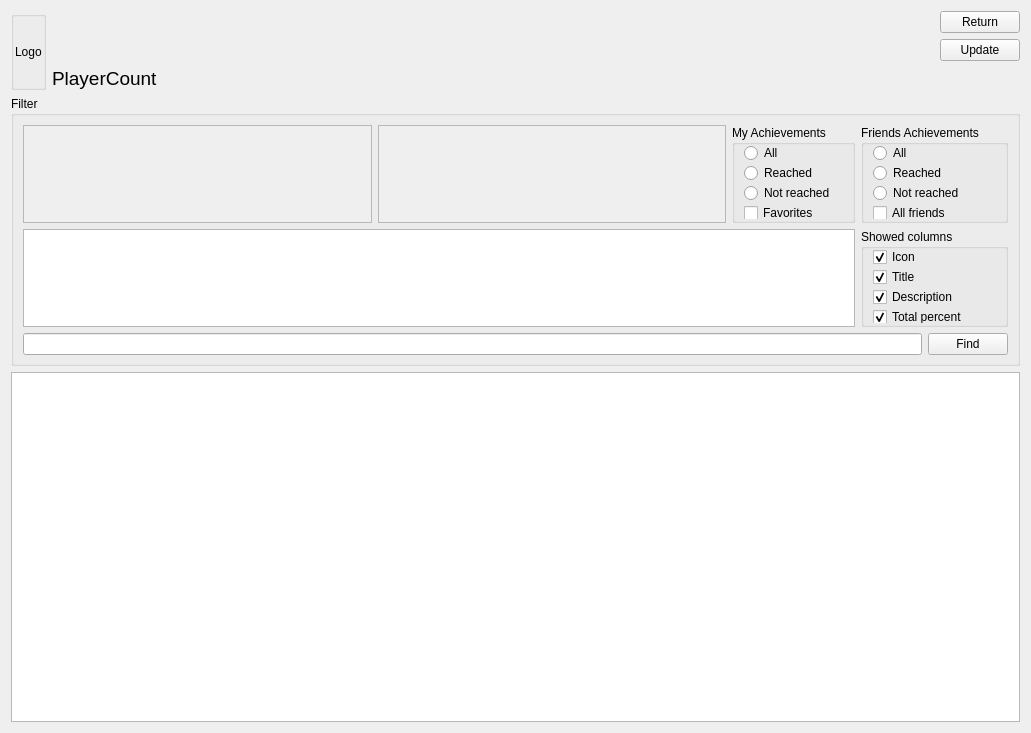
The window that AraSteamManager/formcompare.ui (Arankir/AraSteamManager) describes before a commit, drawn with Qt 5.
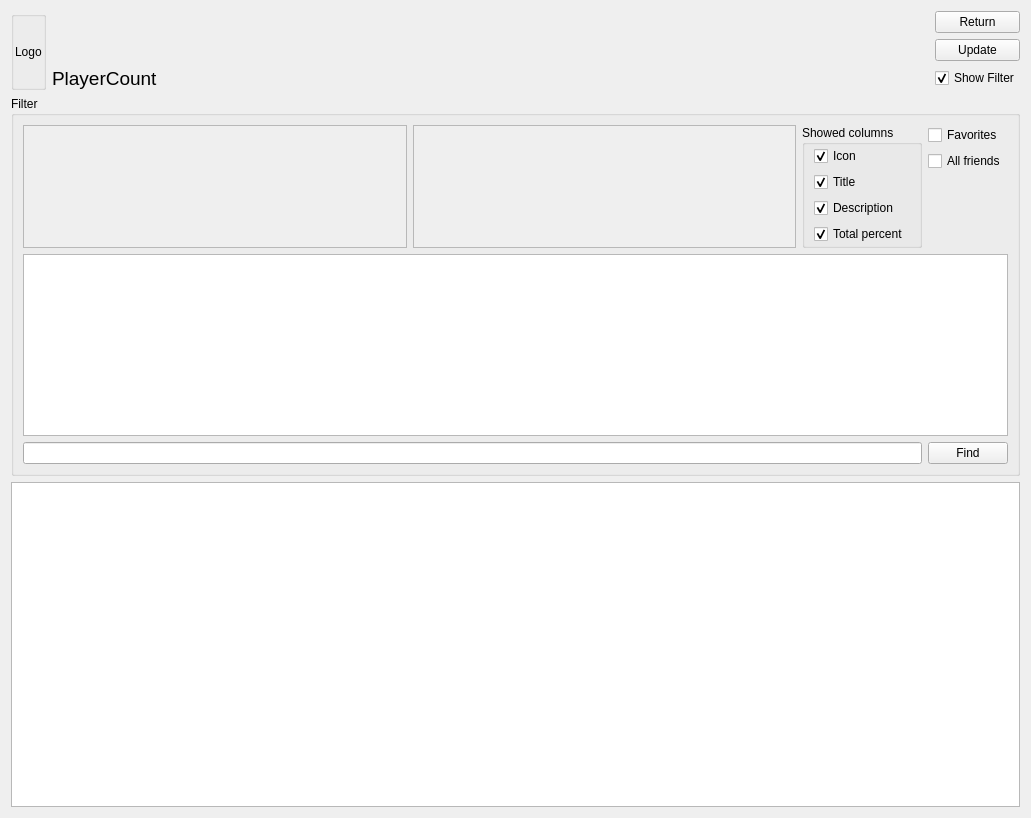
The same window after the commit.

The edit to the form file:
```diff
--- a/AraSteamManager/formcompare.ui
+++ b/AraSteamManager/formcompare.ui
@@ -7,7 +7,7 @@
     <x>0</x>
     <y>0</y>
     <width>1031</width>
-    <height>733</height>
+    <height>818</height>
    </rect>
   </property>
   <property name="windowTitle">
@@ -21,32 +21,46 @@
      </property>
     </widget>
    </item>
-   <item row="0" column="4">
-    <widget class="QPushButton" name="FormCompareButtonReturn">
-     <property name="text">
-      <string>Return</string>
+   <item row="0" column="0" rowspan="3" colspan="2">
+    <widget class="QGroupBox" name="groupBox">
+     <property name="title">
+      <string/>
      </property>
+     <layout class="QGridLayout" name="gridLayout_5">
+      <property name="sizeConstraint">
+       <enum>QLayout::SetMinimumSize</enum>
+      </property>
+      <property name="leftMargin">
+       <number>1</number>
+      </property>
+      <property name="topMargin">
+       <number>1</number>
+      </property>
+      <property name="rightMargin">
+       <number>1</number>
+      </property>
+      <property name="bottomMargin">
+       <number>1</number>
+      </property>
+      <property name="spacing">
+       <number>1</number>
+      </property>
+      <item row="0" column="0">
+       <widget class="QLabel" name="FormCompareLabelLogo">
+        <property name="text">
+         <string>Logo</string>
+        </property>
+       </widget>
+      </item>
+     </layout>
     </widget>
    </item>
-   <item row="0" column="2">
-    <spacer name="horizontalSpacer">
-     <property name="orientation">
-      <enum>Qt::Horizontal</enum>
-     </property>
-     <property name="sizeHint" stdset="0">
-      <size>
-       <width>0</width>
-       <height>0</height>
-      </size>
-     </property>
-    </spacer>
-   </item>
    <item row="3" column="0" colspan="5">
     <widget class="QGroupBox" name="FormCompareGroupBoxFilter">
      <property name="maximumSize">
       <size>
        <width>16777215</width>
-       <height>270</height>
+       <height>380</height>
       </size>
      </property>
      <property name="accessibleName">
@@ -56,90 +70,31 @@
       <string>Filter</string>
      </property>
      <layout class="QGridLayout" name="gridLayout_3">
-      <item row="3" column="4">
+      <item row="4" column="5">
        <widget class="QPushButton" name="FormCompareButtonFind">
         <property name="text">
          <string>Find</string>
         </property>
        </widget>
       </item>
-      <item row="2" column="0" colspan="3">
-       <widget class="QTableWidget" name="FormCompareTableWidgetFriends">
-        <property name="maximumSize">
-         <size>
-          <width>16777215</width>
-          <height>100</height>
-         </size>
+      <item row="0" column="5">
+       <widget class="QCheckBox" name="FormCompareCheckBoxFavorites">
+        <property name="text">
+         <string>Favorites</string>
         </property>
-        <property name="editTriggers">
-         <set>QAbstractItemView::NoEditTriggers</set>
-        </property>
-        <property name="showGrid">
-         <bool>false</bool>
-        </property>
        </widget>
       </item>
-      <item row="0" column="3" colspan="2">
-       <widget class="QGroupBox" name="FormCompareGroupBoxFriendsA">
-        <property name="title">
-         <string>Friends Achievements</string>
-        </property>
-        <layout class="QGridLayout" name="gridLayout_2">
-         <property name="topMargin">
-          <number>1</number>
-         </property>
-         <property name="bottomMargin">
-          <number>1</number>
-         </property>
-         <item row="0" column="0">
-          <widget class="QRadioButton" name="FormCompareRadioButtonFriendsAll">
-           <property name="text">
-            <string>All</string>
-           </property>
-          </widget>
-         </item>
-         <item row="1" column="0">
-          <widget class="QRadioButton" name="FormCompareRadioButtonFriendsReached">
-           <property name="text">
-            <string>Reached</string>
-           </property>
-          </widget>
-         </item>
-         <item row="2" column="0">
-          <widget class="QRadioButton" name="FormCompareRadioButtonFriendsNotReached">
-           <property name="text">
-            <string>Not reached</string>
-           </property>
-          </widget>
-         </item>
-         <item row="3" column="0">
-          <widget class="QCheckBox" name="FormCompareCheckBoxAllFriends">
-           <property name="text">
-            <string>All friends</string>
-           </property>
-          </widget>
-         </item>
-        </layout>
-       </widget>
+      <item row="4" column="0" colspan="5">
+       <widget class="QLineEdit" name="FormCompareLineEditFind"/>
       </item>
-      <item row="0" column="0">
-       <widget class="QScrollArea" name="FormCompareScrollAreaCategoriesComboBox">
-        <property name="widgetResizable">
-         <bool>true</bool>
+      <item row="1" column="5">
+       <widget class="QCheckBox" name="FormCompareCheckBoxAllFriends">
+        <property name="text">
+         <string>All friends</string>
         </property>
-        <widget class="QWidget" name="scrollAreaWidgetContents_2">
-         <property name="geometry">
-          <rect>
-           <x>0</x>
-           <y>0</y>
-           <width>360</width>
-           <height>96</height>
-          </rect>
-         </property>
-        </widget>
        </widget>
       </item>
-      <item row="2" column="3" colspan="2">
+      <item row="0" column="2" rowspan="3" colspan="3">
        <widget class="QGroupBox" name="FormCompareGroupBoxShowedColumns">
         <property name="title">
          <string>Showed columns</string>
@@ -194,7 +149,7 @@
         </layout>
        </widget>
       </item>
-      <item row="0" column="1">
+      <item row="0" column="1" rowspan="3">
        <widget class="QScrollArea" name="FormCompareScrollAreaCategoriesCheckBox">
         <property name="widgetResizable">
          <bool>true</bool>
@@ -204,99 +159,62 @@
           <rect>
            <x>0</x>
            <y>0</y>
-           <width>360</width>
-           <height>96</height>
+           <width>387</width>
+           <height>117</height>
           </rect>
          </property>
         </widget>
        </widget>
       </item>
-      <item row="3" column="0" colspan="4">
-       <widget class="QLineEdit" name="FormCompareLineEditFind"/>
-      </item>
-      <item row="0" column="2">
-       <widget class="QGroupBox" name="FormCompareGroupBoxMyA">
-        <property name="title">
-         <string>My Achievements</string>
+      <item row="0" column="0" rowspan="3">
+       <widget class="QScrollArea" name="FormCompareScrollAreaCategoriesComboBox">
+        <property name="widgetResizable">
+         <bool>true</bool>
         </property>
-        <layout class="QGridLayout" name="gridLayout">
-         <property name="topMargin">
-          <number>1</number>
+        <widget class="QWidget" name="scrollAreaWidgetContents_2">
+         <property name="geometry">
+          <rect>
+           <x>0</x>
+           <y>0</y>
+           <width>387</width>
+           <height>117</height>
+          </rect>
          </property>
-         <property name="bottomMargin">
-          <number>1</number>
-         </property>
-         <item row="0" column="0">
-          <widget class="QRadioButton" name="FormCompareRadioButtonMyAll">
-           <property name="text">
-            <string>All</string>
-           </property>
-          </widget>
-         </item>
-         <item row="1" column="0">
-          <widget class="QRadioButton" name="FormCompareRadioButtonMyReached">
-           <property name="text">
-            <string>Reached</string>
-           </property>
-          </widget>
-         </item>
-         <item row="2" column="0">
-          <widget class="QRadioButton" name="FormCompareRadioButtonMyNotReached">
-           <property name="text">
-            <string>Not reached</string>
-           </property>
-          </widget>
-         </item>
-         <item row="3" column="0">
-          <widget class="QCheckBox" name="FormCompareCheckBoxFavorites">
-           <property name="text">
-            <string>Favorites</string>
-           </property>
-          </widget>
-         </item>
-        </layout>
+        </widget>
        </widget>
       </item>
-     </layout>
-    </widget>
-   </item>
-   <item row="4" column="0" colspan="5">
-    <widget class="QTableWidget" name="FormCompareTableWidget"/>
-   </item>
-   <item row="0" column="0" rowspan="3" colspan="2">
-    <widget class="QGroupBox" name="groupBox">
-     <property name="title">
-      <string/>
-     </property>
-     <layout class="QGridLayout" name="gridLayout_5">
-      <property name="sizeConstraint">
-       <enum>QLayout::SetMinimumSize</enum>
-      </property>
-      <property name="leftMargin">
-       <number>1</number>
-      </property>
-      <property name="topMargin">
-       <number>1</number>
-      </property>
-      <property name="rightMargin">
-       <number>1</number>
-      </property>
-      <property name="bottomMargin">
-       <number>1</number>
-      </property>
-      <property name="spacing">
-       <number>1</number>
-      </property>
-      <item row="0" column="0">
-       <widget class="QLabel" name="FormCompareLabelLogo">
-        <property name="text">
-         <string>Logo</string>
+      <item row="3" column="0" colspan="6">
+       <widget class="QTableWidget" name="FormCompareTableWidgetFriends">
+        <property name="maximumSize">
+         <size>
+          <width>16777215</width>
+          <height>300</height>
+         </size>
         </property>
+        <property name="editTriggers">
+         <set>QAbstractItemView::NoEditTriggers</set>
+        </property>
+        <property name="showGrid">
+         <bool>false</bool>
+        </property>
        </widget>
       </item>
      </layout>
     </widget>
    </item>
+   <item row="0" column="2">
+    <spacer name="horizontalSpacer">
+     <property name="orientation">
+      <enum>Qt::Horizontal</enum>
+     </property>
+     <property name="sizeHint" stdset="0">
+      <size>
+       <width>0</width>
+       <height>0</height>
+      </size>
+     </property>
+    </spacer>
+   </item>
    <item row="2" column="2">
     <widget class="QLabel" name="FormCompareLabelPlayerCount">
      <property name="font">
@@ -309,6 +227,26 @@
      </property>
     </widget>
    </item>
+   <item row="2" column="4">
+    <widget class="QCheckBox" name="FormComparCheckBoxShowFilter">
+     <property name="text">
+      <string>Show Filter</string>
+     </property>
+     <property name="checked">
+      <bool>true</bool>
+     </property>
+    </widget>
+   </item>
+   <item row="0" column="4">
+    <widget class="QPushButton" name="FormCompareButtonReturn">
+     <property name="text">
+      <string>Return</string>
+     </property>
+    </widget>
+   </item>
+   <item row="4" column="0" rowspan="2" colspan="5">
+    <widget class="QTableWidget" name="FormCompareTableWidget"/>
+   </item>
   </layout>
  </widget>
  <resources/>
```
